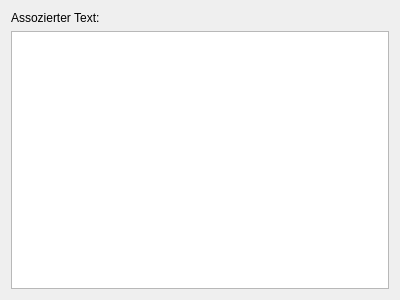
KDE/simon, file plugins/Commands/TextMacro/createtextmacrocommandwidget.ui: the form before one commit.
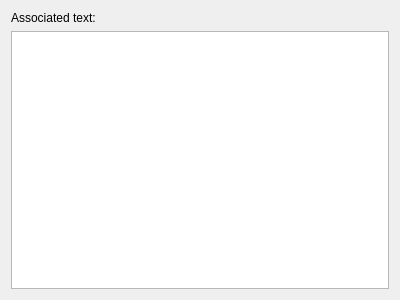
The form after the commit.

Patch:
```diff
--- a/plugins/Commands/TextMacro/createtextmacrocommandwidget.ui
+++ b/plugins/Commands/TextMacro/createtextmacrocommandwidget.ui
@@ -16,7 +16,7 @@
    <item>
     <widget class="QLabel" name="label_3" >
      <property name="text" >
-      <string>Assozierter Text:</string>
+      <string>Associated text:</string>
      </property>
     </widget>
    </item>
```
